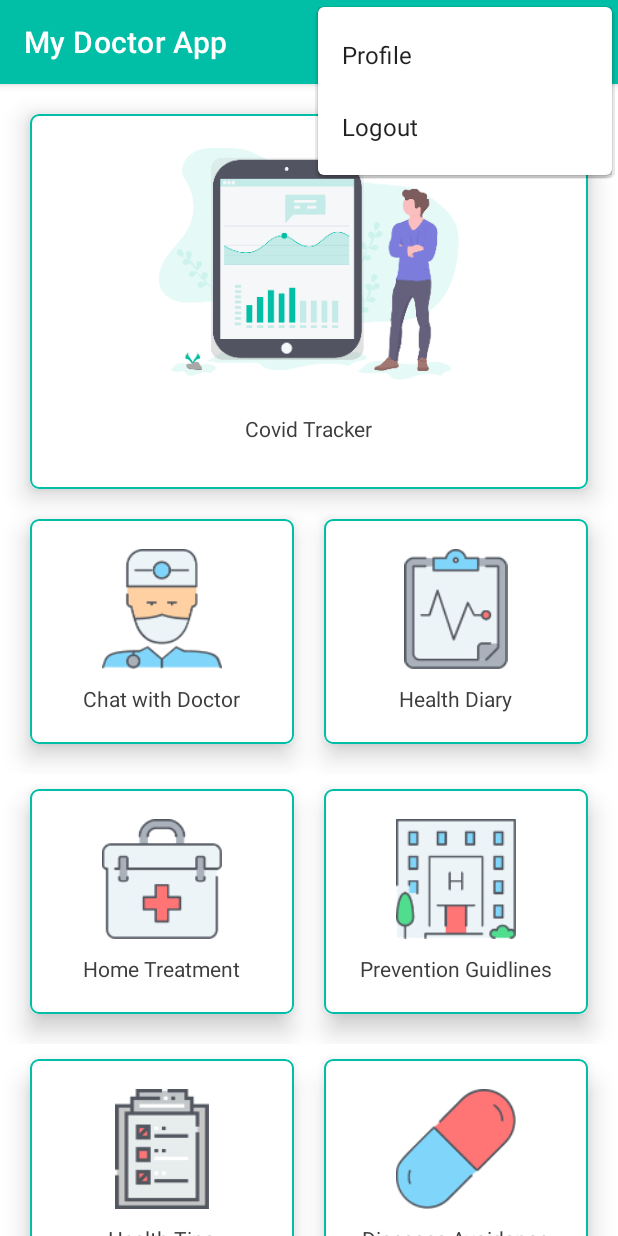
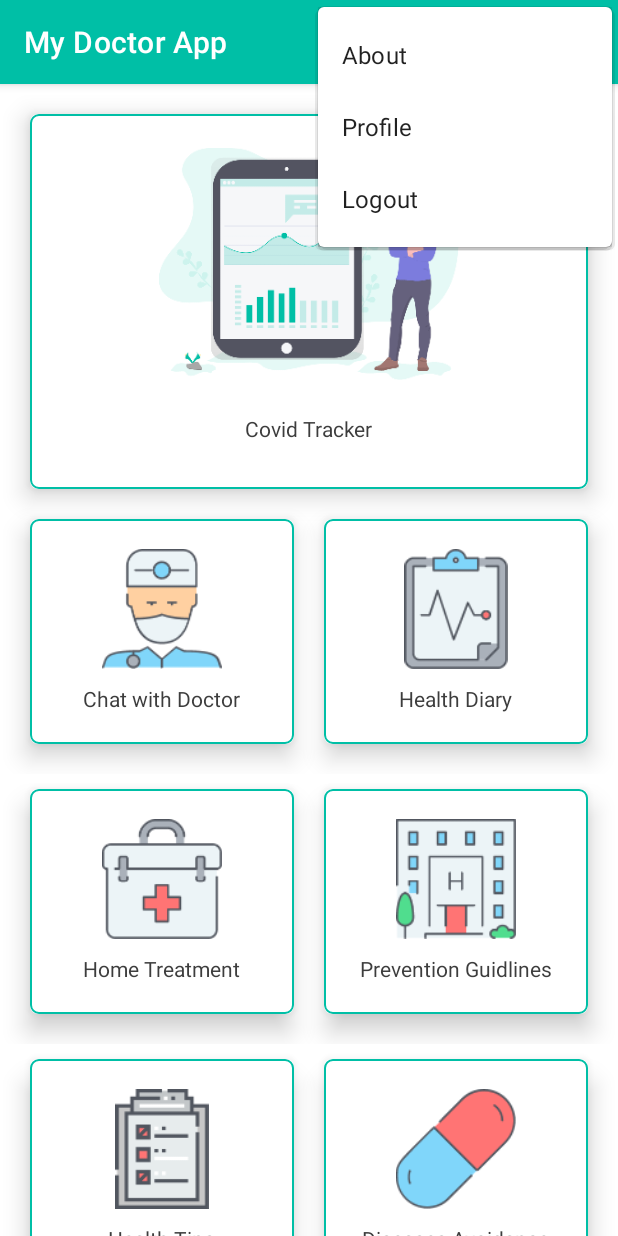
Before and after one commit to MArslan88/My-Doctor-App, an Android app: the MainActivity screen opened directly, with no data from a screen before it, with the options menu open, on a phone screen of 412 x 824 dp. Run offline under Robolectric (Android 15) with nearby library versions, the phone set to English and light mode, and no system bars; our stand-ins replace Firebase (no records; nobody signed in at launch, a user with empty details on screens opened directly).

Commit message:
About section

```diff
--- a/app/src/main/res/menu/options_menu.xml
+++ b/app/src/main/res/menu/options_menu.xml
@@ -1,6 +1,12 @@
 <?xml version="1.0" encoding="utf-8"?>
 <menu xmlns:android="http://schemas.android.com/apk/res/android"
     xmlns:app="http://schemas.android.com/apk/res-auto">
+
+    <item
+        android:title="About"
+        android:id="@+id/main_about_option"
+        app:showAsAction="never">
+    </item>
 
     <item
         android:title="Profile"
```
Also changed, not shown: app/src/main/java/com/mhdarslan/mydoctorapp/MainActivity.java (+23 -0 lines).
